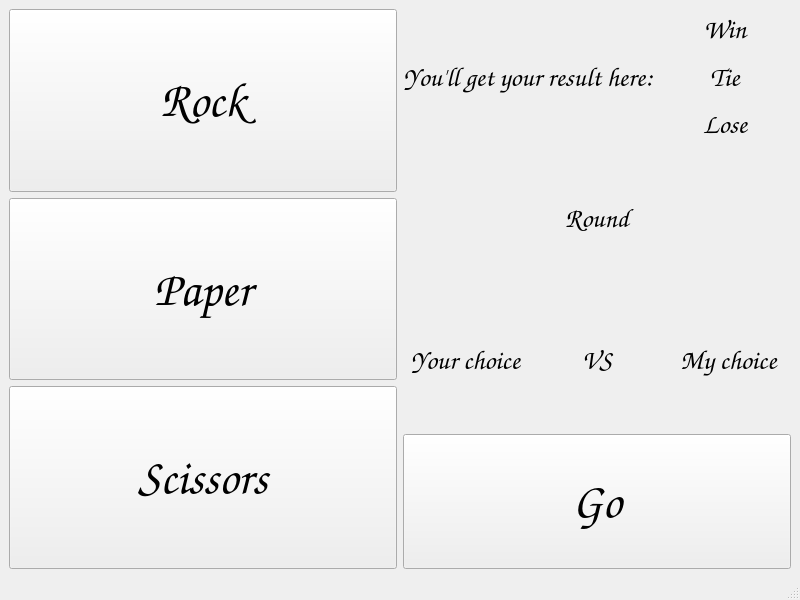
Old version of the form mainwindow.ui in the repository DucDung-oreo/rock_paper_scissors.
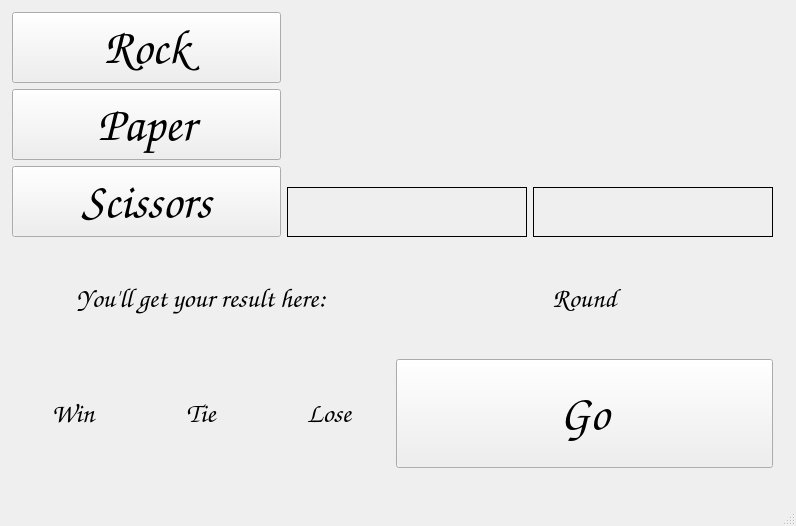
New version of the form. Icons and pictures are not drawn.

Commit message:
Add players' avatars and update display
	Add result_for_player1
	Add reset_for_new_round()

```diff
--- a/mainwindow.ui
+++ b/mainwindow.ui
@@ -6,17 +6,32 @@
    <rect>
     <x>0</x>
     <y>0</y>
-    <width>800</width>
-    <height>600</height>
+    <width>796</width>
+    <height>526</height>
    </rect>
   </property>
+  <property name="sizePolicy">
+   <sizepolicy hsizetype="Fixed" vsizetype="Fixed">
+    <horstretch>0</horstretch>
+    <verstretch>0</verstretch>
+   </sizepolicy>
+  </property>
   <property name="windowTitle">
    <string>MainWindow</string>
   </property>
   <widget class="QWidget" name="centralwidget">
-   <layout class="QVBoxLayout" name="verticalLayout_4">
+   <widget class="QWidget" name="">
+    <property name="geometry">
+     <rect>
+      <x>12</x>
+      <y>12</y>
+      <width>761</width>
+      <height>456</height>
+     </rect>
+    </property>
+    <layout class="QVBoxLayout" name="verticalLayout_6">
     <item>
-     <layout class="QHBoxLayout" name="horizontalLayout_3">
+      <layout class="QHBoxLayout" name="horizontalLayout">
       <item>
        <layout class="QVBoxLayout" name="verticalLayout_2">
         <item>
@@ -84,7 +99,146 @@
       <item>
        <layout class="QVBoxLayout" name="verticalLayout_3">
         <item>
-         <layout class="QHBoxLayout" name="horizontalLayout_2">
+          <widget class="QLabel" name="label_2">
+           <property name="sizePolicy">
+            <sizepolicy hsizetype="Fixed" vsizetype="Fixed">
+             <horstretch>0</horstretch>
+             <verstretch>0</verstretch>
+            </sizepolicy>
+           </property>
+           <property name="maximumSize">
+            <size>
+             <width>260</width>
+             <height>240</height>
+            </size>
+           </property>
+           <property name="text">
+            <string/>
+           </property>
+           <property name="pixmap">
+            <pixmap resource="resource.qrc">:/icon/coward.jpg</pixmap>
+           </property>
+           <property name="scaledContents">
+            <bool>true</bool>
+           </property>
+           <property name="alignment">
+            <set>Qt::AlignCenter</set>
+           </property>
+           <property name="wordWrap">
+            <bool>false</bool>
+           </property>
+          </widget>
+         </item>
+         <item>
+          <widget class="QLabel" name="player1Label">
+           <property name="sizePolicy">
+            <sizepolicy hsizetype="Fixed" vsizetype="Fixed">
+             <horstretch>0</horstretch>
+             <verstretch>0</verstretch>
+            </sizepolicy>
+           </property>
+           <property name="minimumSize">
+            <size>
+             <width>240</width>
+             <height>50</height>
+            </size>
+           </property>
+           <property name="maximumSize">
+            <size>
+             <width>240</width>
+             <height>50</height>
+            </size>
+           </property>
+           <property name="font">
+            <font>
+             <family>Comic Sans MS</family>
+             <pointsize>20</pointsize>
+             <bold>true</bold>
+            </font>
+           </property>
+           <property name="frameShape">
+            <enum>QFrame::Box</enum>
+           </property>
+           <property name="text">
+            <string/>
+           </property>
+           <property name="alignment">
+            <set>Qt::AlignCenter</set>
+           </property>
+          </widget>
+         </item>
+        </layout>
+       </item>
+       <item>
+        <layout class="QVBoxLayout" name="verticalLayout_4">
+         <item>
+          <widget class="QLabel" name="label_3">
+           <property name="sizePolicy">
+            <sizepolicy hsizetype="Fixed" vsizetype="Fixed">
+             <horstretch>0</horstretch>
+             <verstretch>0</verstretch>
+            </sizepolicy>
+           </property>
+           <property name="maximumSize">
+            <size>
+             <width>260</width>
+             <height>240</height>
+            </size>
+           </property>
+           <property name="text">
+            <string/>
+           </property>
+           <property name="pixmap">
+            <pixmap resource="resource.qrc">:/icon/computer.png</pixmap>
+           </property>
+          </widget>
+         </item>
+         <item>
+          <widget class="QLabel" name="player2Label">
+           <property name="sizePolicy">
+            <sizepolicy hsizetype="Fixed" vsizetype="Fixed">
+             <horstretch>0</horstretch>
+             <verstretch>0</verstretch>
+            </sizepolicy>
+           </property>
+           <property name="minimumSize">
+            <size>
+             <width>240</width>
+             <height>50</height>
+            </size>
+           </property>
+           <property name="maximumSize">
+            <size>
+             <width>240</width>
+             <height>50</height>
+            </size>
+           </property>
+           <property name="font">
+            <font>
+             <family>Comic Sans MS</family>
+             <pointsize>20</pointsize>
+             <bold>true</bold>
+            </font>
+           </property>
+           <property name="frameShape">
+            <enum>QFrame::Box</enum>
+           </property>
+           <property name="text">
+            <string/>
+           </property>
+           <property name="alignment">
+            <set>Qt::AlignCenter</set>
+           </property>
+          </widget>
+         </item>
+        </layout>
+       </item>
+      </layout>
+     </item>
+     <item>
+      <layout class="QHBoxLayout" name="horizontalLayout_3">
+       <item>
+        <layout class="QVBoxLayout" name="verticalLayout">
           <item>
            <widget class="QLabel" name="resultLabel">
             <property name="sizePolicy">
@@ -109,7 +263,7 @@
            </widget>
           </item>
           <item>
-           <layout class="QVBoxLayout" name="verticalLayout">
+          <layout class="QHBoxLayout" name="horizontalLayout_2">
             <item>
              <widget class="QLabel" name="winLabel">
               <property name="sizePolicy">
@@ -184,6 +338,8 @@
          </layout>
         </item>
         <item>
+        <layout class="QVBoxLayout" name="verticalLayout_5">
+         <item>
          <widget class="QLabel" name="roundLabel">
           <property name="sizePolicy">
            <sizepolicy hsizetype="Preferred" vsizetype="Expanding">
@@ -206,67 +362,6 @@
           </property>
          </widget>
         </item>
-        <item>
-         <layout class="QHBoxLayout" name="horizontalLayout">
-          <item>
-           <widget class="QLabel" name="player1Label">
-            <property name="sizePolicy">
-             <sizepolicy hsizetype="Preferred" vsizetype="Expanding">
-              <horstretch>0</horstretch>
-              <verstretch>0</verstretch>
-             </sizepolicy>
-            </property>
-            <property name="font">
-             <font>
-              <family>Comic Sans MS</family>
-              <pointsize>20</pointsize>
-              <bold>true</bold>
-             </font>
-            </property>
-            <property name="text">
-             <string>Your choice</string>
-            </property>
-            <property name="alignment">
-             <set>Qt::AlignCenter</set>
-            </property>
-           </widget>
-          </item>
-          <item>
-           <widget class="QLabel" name="label">
-            <property name="font">
-             <font>
-              <family>Comic Sans MS</family>
-              <pointsize>20</pointsize>
-              <bold>true</bold>
-             </font>
-            </property>
-            <property name="text">
-             <string>VS</string>
-            </property>
-            <property name="alignment">
-             <set>Qt::AlignCenter</set>
-            </property>
-           </widget>
-          </item>
-          <item>
-           <widget class="QLabel" name="player2Label">
-            <property name="font">
-             <font>
-              <family>Comic Sans MS</family>
-              <pointsize>20</pointsize>
-              <bold>true</bold>
-             </font>
-            </property>
-            <property name="text">
-             <string>My choice</string>
-            </property>
-            <property name="alignment">
-             <set>Qt::AlignCenter</set>
-            </property>
-           </widget>
-          </item>
-         </layout>
-        </item>
         <item>
          <widget class="QPushButton" name="goButton">
           <property name="sizePolicy">
@@ -293,12 +388,13 @@
     </item>
    </layout>
   </widget>
+  </widget>
   <widget class="QMenuBar" name="menubar">
    <property name="geometry">
     <rect>
      <x>0</x>
      <y>0</y>
-     <width>800</width>
+     <width>796</width>
      <height>25</height>
     </rect>
    </property>
```
Left out of the diff: 4 changed lines with no effect on the pictures. Lines whose indentation alone changed are shown as unchanged. The commit also changes 7 other files.
